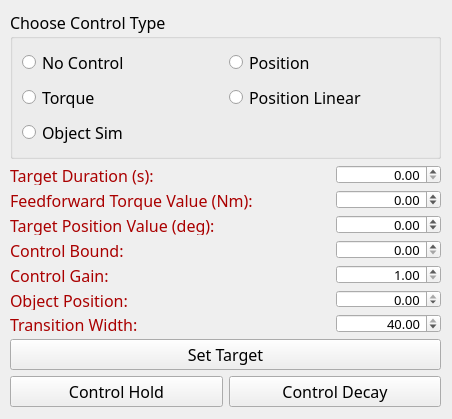
This is ui/plutocontroltester.ui in siva82kb/pluto-assessment as Qt 5 draws it before an edit. The edited form follows.
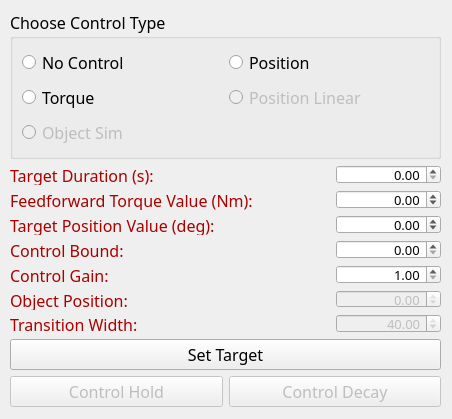
This is the edited form.

```diff
--- a/ui/plutocontroltester.ui
+++ b/ui/plutocontroltester.ui
@@ -59,6 +59,9 @@
           </item>
           <item row="1" column="2">
            <widget class="QRadioButton" name="radioPositionLinear">
+            <property name="enabled">
+             <bool>false</bool>
+            </property>
             <property name="font">
              <font>
               <family>Bahnschrift Light</family>
@@ -98,6 +101,9 @@
           </item>
           <item row="2" column="0">
            <widget class="QRadioButton" name="radioObjectSim">
+            <property name="enabled">
+             <bool>false</bool>
+            </property>
             <property name="text">
              <string>Object Sim</string>
             </property>
@@ -424,6 +430,9 @@
        </item>
        <item row="5" column="1">
         <widget class="QDoubleSpinBox" name="dsbObjPos">
+         <property name="enabled">
+          <bool>false</bool>
+         </property>
          <property name="font">
           <font>
            <family>Cascadia Mono Light</family>
@@ -452,6 +461,9 @@
        </item>
        <item row="6" column="1">
         <widget class="QDoubleSpinBox" name="dsbObjDelPos">
+         <property name="enabled">
+          <bool>false</bool>
+         </property>
          <property name="font">
           <font>
            <family>Cascadia Mono Light</family>
@@ -497,6 +509,9 @@
       <layout class="QHBoxLayout" name="horizontalLayout_2">
        <item>
         <widget class="QPushButton" name="pbCtrlHold">
+         <property name="enabled">
+          <bool>false</bool>
+         </property>
          <property name="font">
           <font>
            <family>Bahnschrift Light</family>
@@ -510,6 +525,9 @@
        </item>
        <item>
         <widget class="QPushButton" name="pbCtrlDecay">
+         <property name="enabled">
+          <bool>false</bool>
+         </property>
          <property name="font">
           <font>
            <family>Bahnschrift Light</family>
```
